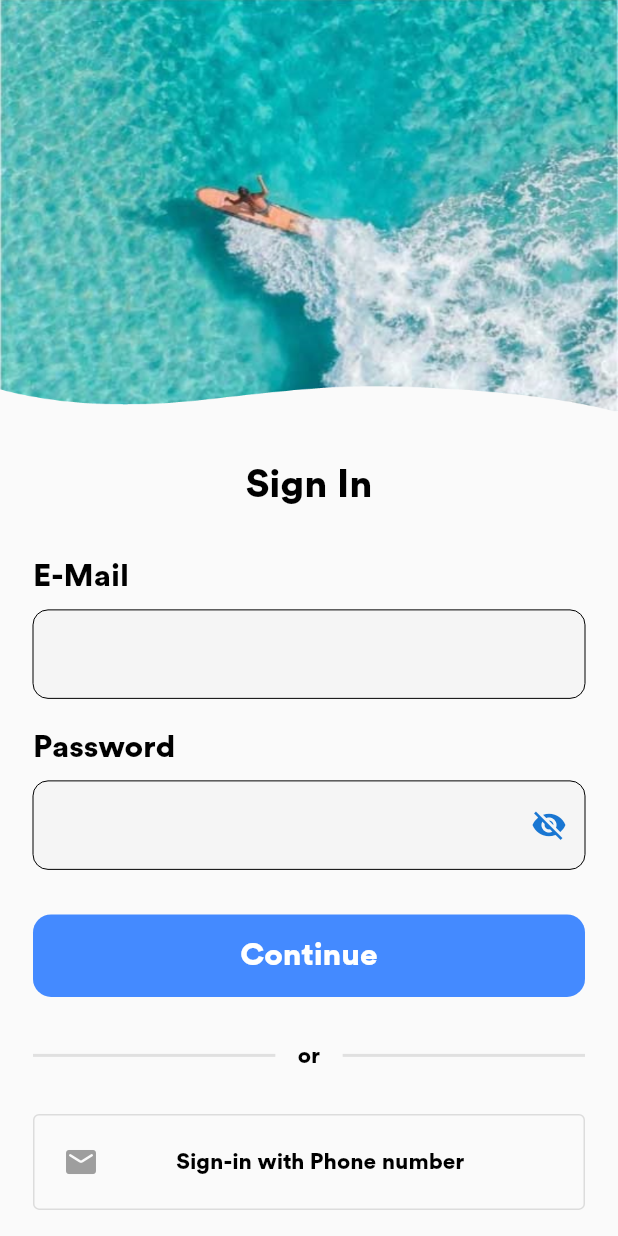
After one commit to san07364/booking, a Flutter app: the SignInScreen screen opened directly, on a phone screen of 412 x 824 dp. The commit adds this screen. Run offline on Flutter 3.47's test engine with Material 2 defaults, Android fonts, the light colour scheme and no system bars; our stand-ins replace flutter_svg.

```diff
--- a/lib/textstyle.dart
+++ b/lib/textstyle.dart
@@ -9,4 +9,7 @@ class Style {
       TextStyle(color: Colors.black, fontFamily: 'Circular', fontSize: 15);
   static const small =
       TextStyle(color: Colors.black, fontFamily: 'Circular', fontSize: 11);
+  static const buttonText =
+  TextStyle(color: Colors.white, fontFamily: 'Circular', fontSize: 21);
+
 }
--- /dev/null
+++ b/lib/ui/screens/sign_in/sign_in_screen.dart
@@ -0,0 +1,143 @@
+import 'package:booking/textstyle.dart';
+import 'package:booking/utils/device_size.dart';
+import 'package:flutter/material.dart';
+
+class SignInScreen extends StatefulWidget {
+  const SignInScreen({Key? key}) : super(key: key);
+
+  @override
+  _SignInScreenState createState() => _SignInScreenState();
+}
+
+class _SignInScreenState extends State<SignInScreen> {
+  var _width = 0.0;
+  var _height = 0.0;
+  bool _passwordVisible = false;
+
+  @override
+  Widget build(BuildContext context) {
+    _width = DeviceSize.width(context);
+    _height = DeviceSize.height(context);
+    return SafeArea(
+      child: Scaffold(
+        body: SingleChildScrollView(
+          child: Column(
+            children: [
+              Image.asset('asset/image/display_img.png',height: _height/3,width: _width,fit: BoxFit.fill,),
+              SizedBox(height: _height / 25,),
+              const Text('Sign In',style: Style.largeHeading,),
+              SizedBox(height: _height / 25,),
+              Padding(
+                padding: const EdgeInsets.only(left: 22,right: 22),
+                child: Column(
+                  children: [
+                    Column(
+                      crossAxisAlignment: CrossAxisAlignment.start,
+                      children: [
+                        Text('E-Mail',style: Style.heading,),
+                        SizedBox(height: 10,),
+                        TextFormField(
+                          decoration: InputDecoration(
+                            fillColor: Colors.grey.shade100,
+                              filled: true,
+                            focusedBorder: OutlineInputBorder(
+                              borderSide: BorderSide(width: 0),
+                              borderRadius: BorderRadius.circular(10.0),
+                            ),
+                            enabledBorder: OutlineInputBorder(
+                              borderSide: BorderSide(width: 0),
+                            borderRadius: BorderRadius.circular(10.0),
+                            )
+                          ),
+                        )
+                      ],
+                    ),
+                    SizedBox(height: 20,),
+                    Column(
+                      crossAxisAlignment: CrossAxisAlignment.start,
+                      children: [
+                        Text('Password',style: Style.heading,),
+                        SizedBox(height: 10,),
+                        TextFormField(
+                          obscuringCharacter: '•',
+                          obscureText: !_passwordVisible,
+                          decoration: InputDecoration(
+                              suffixIcon: IconButton(
+                                icon: Icon(
+                                  // Based on passwordVisible state choose the icon
+                                  _passwordVisible
+                                      ? Icons.visibility
+                                      : Icons.visibility_off,
+                                  color: Theme.of(context).primaryColorDark,
+                                ),
+                                onPressed: () {
+                                  // Update the state i.e. toogle the state of passwordVisible variable
+                                  setState(() {
+                                    _passwordVisible = !_passwordVisible;
+                                  });
+                                },
+                              ),
+                              fillColor: Colors.grey.shade100,
+                              filled: true,
+                              focusedBorder: OutlineInputBorder(
+                                borderSide: BorderSide(width: 0),
+                                borderRadius: BorderRadius.circular(10.0),
+                              ),
+                              enabledBorder: OutlineInputBorder(
+                                borderSide: BorderSide(width: 0),
+                                borderRadius: BorderRadius.circular(10.0),
+                              )
+                          ),
+                        )
+                      ],
+                    ),
+                    const SizedBox(height: 30,),
+                    SizedBox(
+                      width: _width / 1,
+                      child: TextButton(
+                        onPressed: (){},
+                        child: Text('Continue',style: Style.buttonText,),
+                        style: TextButton.styleFrom(
+                            primary: Colors.white,
+                            shape: RoundedRectangleBorder(borderRadius: BorderRadius.circular(12)),
+                            backgroundColor: Colors.blueAccent,
+                          padding: const EdgeInsets.symmetric(vertical: 15)
+                        ),
+                      ),
+                    ),
+                    const SizedBox(height: 30,),
+                    Row(
+                      children: [
+                        Expanded(child: Container(color: Colors.grey.shade300,height: 2,)),
+                        const Padding(
+                          padding: EdgeInsets.symmetric(horizontal: 15),
+                          child: Text('or',style: Style.normal,),
+                        ),
+                        Expanded(child: Container(color: Colors.grey.shade300,height: 2,)),
+                      ],
+                    ),
+                    const SizedBox(height: 30,),
+                    OutlinedButton(
+                        onPressed: (){},
+                        style: OutlinedButton.styleFrom(
+                          padding: const EdgeInsets.symmetric(vertical: 20,horizontal: 20)
+                        ),
+                        child: Row(
+                          children: [
+                            Icon(Icons.mail_rounded,color: Colors.grey,),
+                            SizedBox(width: _width/ 8,),
+                            Text('Sign-in with Phone number',style: Style.normal,)
+                          ],
+                        )
+                    ),
+                    const SizedBox(height: 30,),
+                  ],
+                ),
+              ),
+            ],
+          ),
+        ),
+      ),
+    );
+  }
+}
--- /dev/null
+++ b/lib/utils/device_size.dart
@@ -0,0 +1,15 @@
+import 'package:flutter/widgets.dart';
+
+class DeviceSize{
+  static double height(BuildContext context){
+    double height;
+    height=MediaQuery.of(context).size.height;
+    return height;
+  }
+
+  static double width(BuildContext context){
+    double width;
+    width=MediaQuery.of(context).size.width;
+    return width;
+  }
+}
--- a/pubspec.yaml
+++ b/pubspec.yaml
@@ -18,7 +18,7 @@ publish_to: "none" # Remove this line if you wish to publish to pub.dev
 version: 1.0.0+1
 
 environment:
-  sdk: ">=2.15.1 <3.0.0"
+  sdk: ">=2.15.0 <3.0.0"
 
 # Dependencies specify other packages that your package needs in order to work.
 # To automatically upgrade your package dependencies to the latest versions
```
Also changed, not shown: asset/image/display_img.png (added), pubspec.lock.
